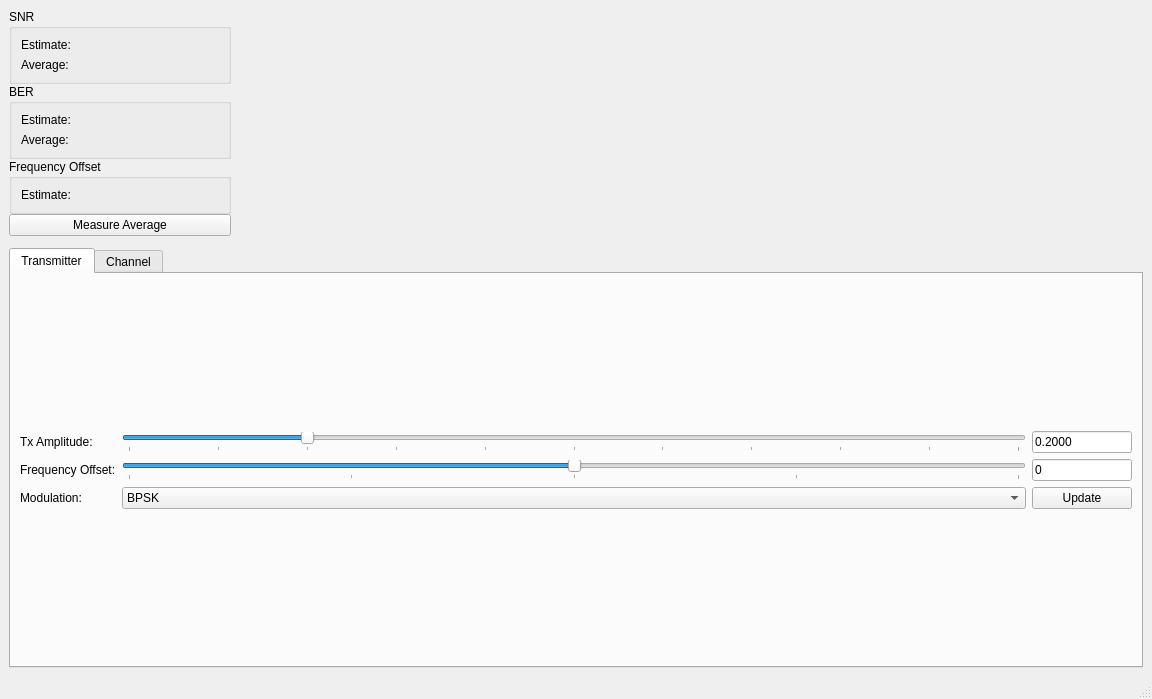
Qt form apps/gui/ofdm_rx_gui_window.ui (rwth-ti/gr-ofdm) before a commit.
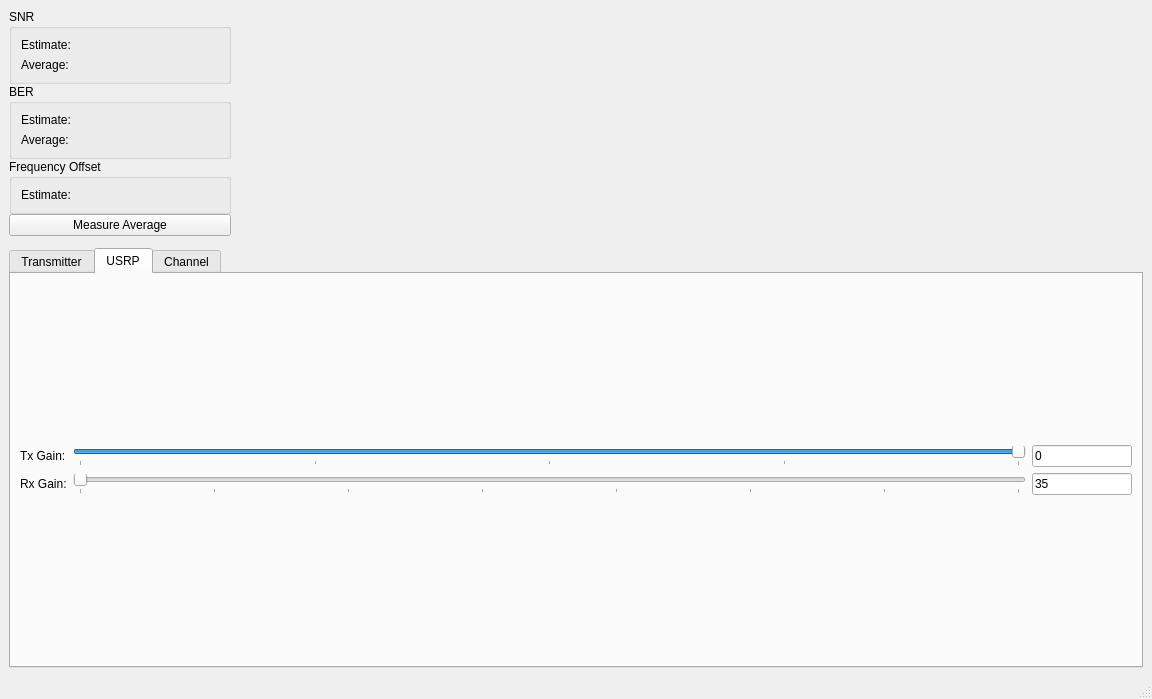
The same form after that commit. Custom widgets are drawn as their Qt base class.

Commit message: Enabling TX and Rx gain sliders in GUI.

Patch:
```diff
--- a/apps/gui/ofdm_rx_gui_window.ui
+++ b/apps/gui/ofdm_rx_gui_window.ui
@@ -202,7 +202,7 @@
     <item>
      <widget class="QTabWidget" name="tabWidget">
       <property name="currentIndex">
-       <number>0</number>
+       <number>1</number>
       </property>
       <widget class="QWidget" name="tabTransmitter">
        <attribute name="title">
@@ -369,6 +369,110 @@
         </item>
        </layout>
       </widget>
+      <widget class="QWidget" name="tabUsrp">
+       <attribute name="title">
+        <string>USRP</string>
+       </attribute>
+       <layout class="QVBoxLayout" name="verticalLayout_4">
+        <item>
+         <layout class="QGridLayout" name="gridLayout_3">
+          <item row="1" column="0">
+           <widget class="QLabel" name="label_14">
+            <property name="text">
+             <string>Rx Gain:</string>
+            </property>
+           </widget>
+          </item>
+          <item row="0" column="1">
+           <widget class="QSlider" name="horizontalSliderTxGain">
+            <property name="minimum">
+             <number>-20</number>
+            </property>
+            <property name="maximum">
+             <number>0</number>
+            </property>
+            <property name="singleStep">
+             <number>1</number>
+            </property>
+            <property name="pageStep">
+             <number>1</number>
+            </property>
+            <property name="value">
+             <number>0</number>
+            </property>
+            <property name="sliderPosition">
+             <number>0</number>
+            </property>
+            <property name="orientation">
+             <enum>Qt::Horizontal</enum>
+            </property>
+            <property name="tickPosition">
+             <enum>QSlider::TicksBelow</enum>
+            </property>
+            <property name="tickInterval">
+             <number>5</number>
+            </property>
+           </widget>
+          </item>
+          <item row="0" column="2">
+           <widget class="QLineEdit" name="lineEditTxGain">
+            <property name="maximumSize">
+             <size>
+              <width>100</width>
+              <height>16777215</height>
+             </size>
+            </property>
+            <property name="text">
+             <string>0</string>
+            </property>
+           </widget>
+          </item>
+          <item row="1" column="1">
+           <widget class="QSlider" name="horizontalSliderRxGain">
+            <property name="minimum">
+             <number>0</number>
+            </property>
+            <property name="maximum">
+             <number>70</number>
+            </property>
+            <property name="pageStep">
+             <number>1</number>
+            </property>
+            <property name="orientation">
+             <enum>Qt::Horizontal</enum>
+            </property>
+            <property name="tickPosition">
+             <enum>QSlider::TicksBelow</enum>
+            </property>
+            <property name="tickInterval">
+             <number>10</number>
+            </property>
+           </widget>
+          </item>
+          <item row="1" column="2">
+           <widget class="QLineEdit" name="lineEditOffset_2">
+            <property name="maximumSize">
+             <size>
+              <width>100</width>
+              <height>16777215</height>
+             </size>
+            </property>
+            <property name="text">
+             <string>35</string>
+            </property>
+           </widget>
+          </item>
+          <item row="0" column="0">
+           <widget class="QLabel" name="label_13">
+            <property name="text">
+             <string>Tx Gain:</string>
+            </property>
+           </widget>
+          </item>
+         </layout>
+        </item>
+       </layout>
+      </widget>
       <widget class="QWidget" name="tabChannel">
        <attribute name="title">
         <string>Channel</string>
```
The commit also changes 6 other files.
